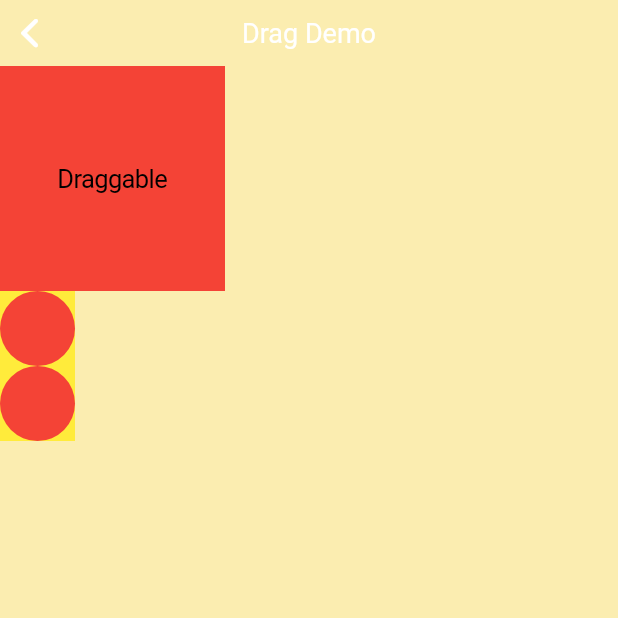
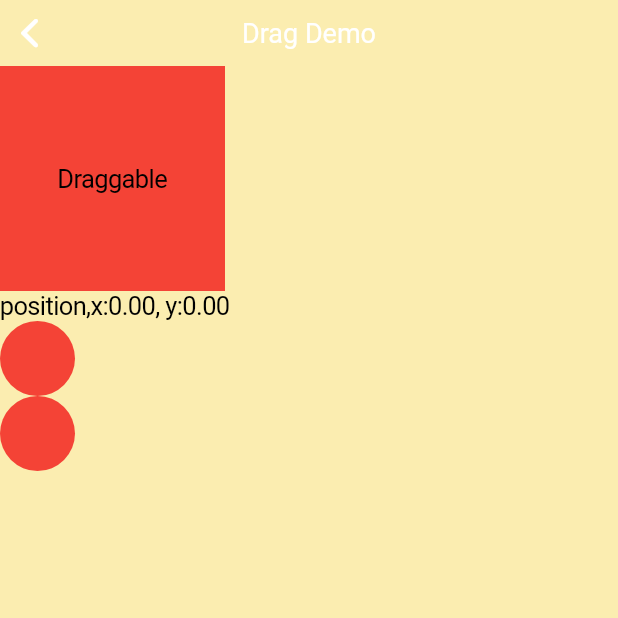
Before and after one commit to KingBo0259/hi_flutter_app, a Flutter app: the DragPage screen opened by its route, on a phone screen of 412 x 824 dp, the top half of it. Run offline on Flutter 3.47's test engine with Material 2 defaults, Android fonts, the phone set to English and light mode, and no system bars; our stand-ins replace flip_card; missing offline and left inert: flutter_lottie.

Commit message:
[ADD]  添加拖动效果

```diff
--- a/lib/src/pages/Course/drag/drag_page.dart
+++ b/lib/src/pages/Course/drag/drag_page.dart
@@ -9,6 +9,8 @@ class DragPage extends StatefulWidget {
 }
 
 class _DragPage extends State<DragPage> {
+  Offset offset = Offset(0, 0);
+
   @override
   Widget build(BuildContext context) {
     return CupertinoPageScaffold(
@@ -22,7 +24,12 @@ class _DragPage extends State<DragPage> {
             Row(
               children: <Widget>[MyDraggableWidget()],
             ),
-            TouchMoveView(),
+            Text("position,x:${offset.dx.toStringAsFixed(2)}, y:${offset.dy.toStringAsFixed(2)}"),
+            TouchMoveView(callback: (offset){
+              setState(() {
+                this.offset = offset;
+              });
+            },),
             TouchMoveView()
           ],
         ));
--- a/lib/src/pages/Course/drag/touch_move_view.dart
+++ b/lib/src/pages/Course/drag/touch_move_view.dart
@@ -1,7 +1,13 @@
 import 'package:flutter/material.dart';
 import 'dart:math';
 
+typedef TouchMoveDragUpdateCallback = void Function(Offset offset);
+
 class TouchMoveView extends StatefulWidget {
+  TouchMoveView({this.callback});
+
+  TouchMoveDragUpdateCallback callback;
+
   @override
   State<StatefulWidget> createState() {
     return TouchMoveState();
@@ -10,12 +16,15 @@ class TouchMoveView extends StatefulWidget {
 
 class TouchMoveState extends State<TouchMoveView> {
   TouchMovePainter painter;
+
   //静止状态下的offset
-  Offset idleOffset=Offset(0, 0);
+  Offset idleOffset = Offset(0, 0);
+
   //本次移动的offset
-  Offset moveOffset=Offset(0, 0);
+  Offset moveOffset = Offset(0, 0);
+
   //最后一次down事件的offset
-  Offset lastStartOffset=Offset(0, 0);
+  Offset lastStartOffset = Offset(0, 0);
 
   @override
   void initState() {
@@ -30,29 +39,31 @@ class TouchMoveState extends State<TouchMoveView> {
         child: Container(
           height: 50,
           width: 50,
-          color: Colors.yellow,
           child: GestureDetector(
             onPanStart: (detail) {
               setState(() {
-                lastStartOffset=detail.globalPosition;
-                painter=TouchMovePainter();
+                lastStartOffset = detail.globalPosition;
+                painter = TouchMovePainter();
                 painter.painterColor = Colors.green;
-
               });
             },
-            onPanUpdate: (detail){
+            onPanUpdate: (detail) {
               setState(() {
-                moveOffset=detail.globalPosition-lastStartOffset+idleOffset;
-                moveOffset=Offset(max(0, moveOffset.dx), max(0, moveOffset.dy));
+                if (widget.callback != null) {
+                  widget.callback(detail.globalPosition);
+                }
+                moveOffset =
+                    detail.globalPosition - lastStartOffset + idleOffset;
+//                moveOffset =
+//                    Offset(max(0, moveOffset.dx), max(0, moveOffset.dy));
                 debugPrint("$moveOffset");
               });
             },
-
             onPanEnd: (detail) {
               setState(() {
-                painter=TouchMovePainter();
+                painter = TouchMovePainter();
                 painter.painterColor = Colors.red;
-                idleOffset=moveOffset*1;
+                idleOffset = moveOffset * 1;
               });
             },
             child: CustomPaint(
@@ -76,6 +87,6 @@ class TouchMovePainter extends CustomPainter {
 
   @override
   bool shouldRepaint(TouchMovePainter oldDelegate) {
-    return oldDelegate.painterColor!=painterColor;
+    return oldDelegate.painterColor != painterColor;
   }
 }
```
